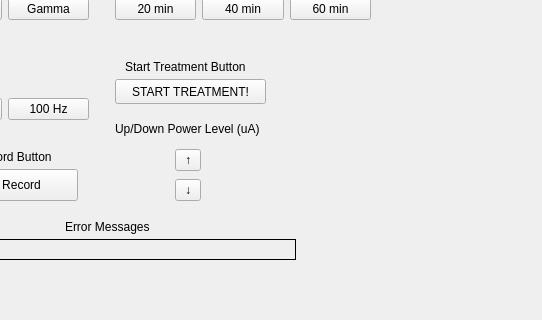
First picture: the form in mainwindow.ui, repository j4d3l1/CES, before the edit; both pictures show x 175 to 717 and y 91 to 411 of the 717 by 649 pixel window.
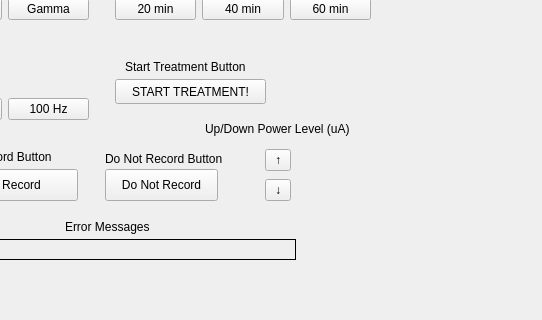
Second picture: the form after the edit.

The edit to the form file:
```diff
--- a/mainwindow.ui
+++ b/mainwindow.ui
@@ -17,7 +17,7 @@
    <widget class="QToolButton" name="powerLevelUpButton">
     <property name="geometry">
      <rect>
-      <x>350</x>
+      <x>440</x>
       <y>240</y>
       <width>26</width>
       <height>22</height>
@@ -30,7 +30,7 @@
    <widget class="QToolButton" name="powerLevelDownButton">
     <property name="geometry">
      <rect>
-      <x>350</x>
+      <x>440</x>
       <y>270</y>
       <width>26</width>
       <height>22</height>
@@ -43,7 +43,7 @@
    <widget class="QLabel" name="label_5">
     <property name="geometry">
      <rect>
-      <x>290</x>
+      <x>380</x>
       <y>210</y>
       <width>171</width>
       <height>20</height>
@@ -348,6 +348,32 @@
      <string/>
     </property>
    </widget>
+   <widget class="QPushButton" name="recordLastTreatmentButton_2">
+    <property name="geometry">
+     <rect>
+      <x>280</x>
+      <y>260</y>
+      <width>113</width>
+      <height>32</height>
+     </rect>
+    </property>
+    <property name="text">
+     <string>Do Not Record</string>
+    </property>
+   </widget>
+   <widget class="QLabel" name="label_10">
+    <property name="geometry">
+     <rect>
+      <x>280</x>
+      <y>240</y>
+      <width>141</width>
+      <height>20</height>
+     </rect>
+    </property>
+    <property name="text">
+     <string>Do Not Record Button</string>
+    </property>
+   </widget>
   </widget>
   <widget class="QMenuBar" name="menubar">
    <property name="geometry">
```
Left out of the diff: 2 changed lines with no effect on the pictures.
